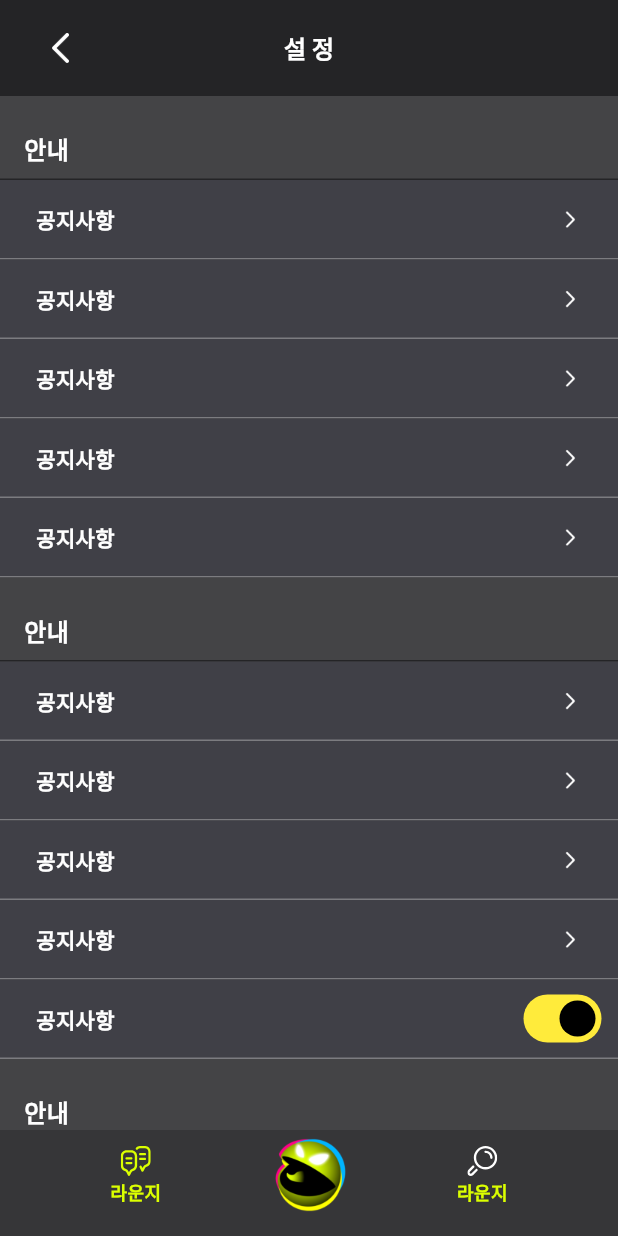
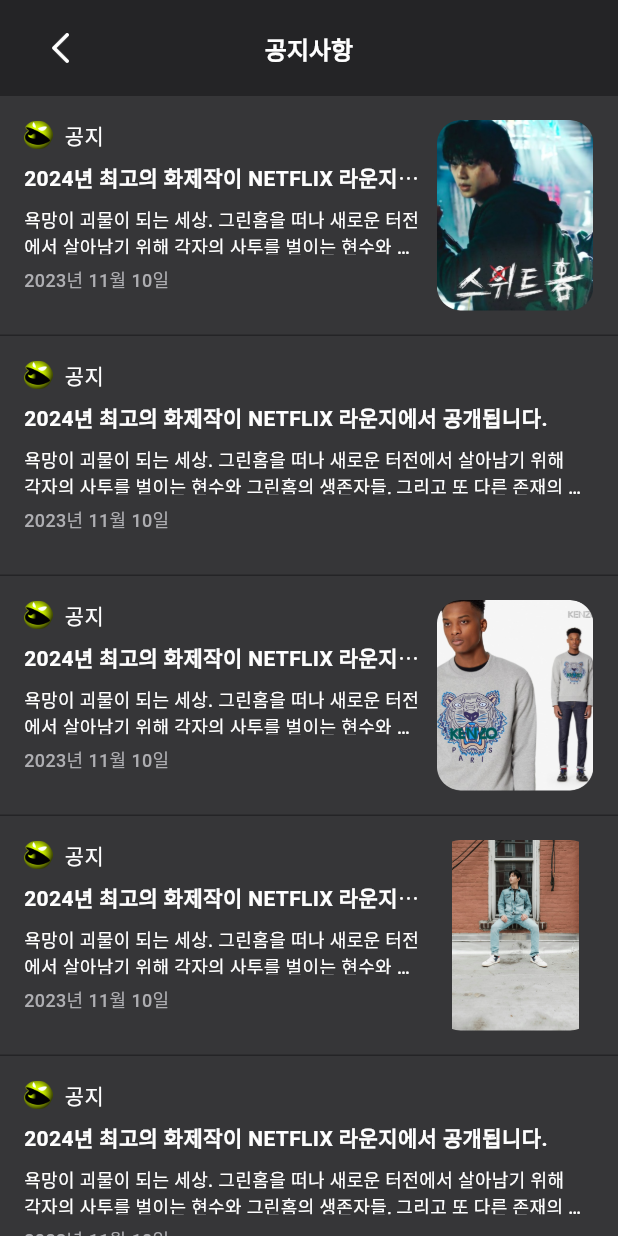
Before and after one commit to Faysel-Abdella/Flutter-App-Development, a Flutter app: the screen it shows after launch, on a phone screen of 412 x 824 dp. Run offline on Flutter 3.47's test engine with Material 3 defaults, Android fonts, the phone set to English and light mode, and no system bars; our stand-ins replace flutter_chat_types, flutter_otp_text_field, flutter_svg, image_picker; missing offline and left inert: flutter_link_previewer, radio_group_v2; project files that could hold a hidden picture were left out.

Commit message:
Deploy notice screen

```diff
--- /dev/null
+++ b/lib/components/app_bar.dart
@@ -0,0 +1,43 @@
+import 'package:flutter/material.dart';
+
+class CustomAppBar extends StatelessWidget implements PreferredSizeWidget {
+  final String text;
+
+  const CustomAppBar({
+    Key? key,
+    required this.text,
+  }) : super(key: key);
+
+  @override
+  Size get preferredSize => Size.fromHeight(64);
+
+  @override
+  Widget build(BuildContext context) {
+    return AppBar(
+      backgroundColor: const Color(0xFF242426),
+      automaticallyImplyLeading: false,
+      elevation: 0,
+      toolbarHeight: 64,
+      centerTitle: true,
+      title: Text(
+        text,
+        style: TextStyle(
+          fontSize: 16,
+          fontWeight: FontWeight.w700,
+          color: Colors.white,
+          height: 1.28,
+        ),
+      ),
+      leading: Container(
+        margin: const EdgeInsets.only(left: 8),
+        padding: const EdgeInsets.only(left: 18),
+        child: GestureDetector(
+          onTap: () {
+            Navigator.of(context).pop();
+          },
+          child: Image.asset("images/back_arrow.png"),
+        ),
+      ),
+    );
+  }
+}
--- /dev/null
+++ b/lib/components/profile_notice.dart
@@ -0,0 +1,112 @@
+import 'package:flutter/material.dart';
+
+class ProfileNoticeItem extends StatelessWidget {
+  final String notification;
+  final String title;
+  final String description;
+  final String date;
+  final bool isThereImage;
+  final String? imageURL;
+
+  const ProfileNoticeItem(
+      {super.key,
+      required this.notification,
+      required this.title,
+      required this.description,
+      required this.date,
+      required this.isThereImage,
+      this.imageURL});
+
+  @override
+  Widget build(BuildContext context) {
+    return Container(
+      decoration: BoxDecoration(
+          border: Border(bottom: BorderSide(color: Color(0xFF242426)))),
+      height: 160,
+      padding: EdgeInsets.all(16),
+      child: Row(
+        crossAxisAlignment: CrossAxisAlignment.center,
+        children: [
+          Expanded(
+            child: Column(
+              mainAxisAlignment: MainAxisAlignment.start,
+              crossAxisAlignment: CrossAxisAlignment.start,
+              children: [
+                Row(
+                  children: [
+                    Image.asset(
+                      "images/small_gap_icon.png",
+                      width: 19,
+                      height: 19,
+                    ),
+                    SizedBox(width: 8),
+                    Text(
+                      notification,
+                      style: TextStyle(
+                        fontSize: 14,
+                        fontWeight: FontWeight.w500,
+                        color: Colors.white,
+                      ),
+                    ),
+                  ],
+                ),
+                SizedBox(height: 8),
+                Flexible(
+                  child: Text(
+                    title,
+                    style: TextStyle(
+                      fontSize: 14,
+                      fontWeight: FontWeight.w700,
+                      color: Colors.white,
+                    ),
+                    overflow: TextOverflow.ellipsis,
+                    maxLines: 1,
+                  ),
+                ),
+                SizedBox(height: 8),
+                Flexible(
+                  child: Text(
+                    description,
+                    style: TextStyle(
+                      fontSize: 12,
+                      fontWeight: FontWeight.w500,
+                      color: Colors.white,
+                    ),
+                    overflow: TextOverflow.ellipsis,
+                    maxLines: 2,
+                  ),
+                ),
+                SizedBox(height: 8),
+                Text(
+                  date,
+                  style: TextStyle(
+                    fontSize: 12,
+                    fontWeight: FontWeight.w500,
+                    color: Color(0xFFAEAEB2),
+                  ),
+                ),
+              ],
+            ),
+          ),
+          SizedBox(width: 8),
+          isThereImage
+              ? Container(
+                  decoration:
+                      BoxDecoration(borderRadius: BorderRadius.circular(16)),
+                  child: ClipRRect(
+                    borderRadius: BorderRadius.circular(16.0),
+                    child: Image.asset(
+                      imageURL!,
+                      width: 105,
+                      height: 128,
+                    ),
+                  ),
+                )
+              : SizedBox(
+                  height: 0,
+                )
+        ],
+      ),
+    );
+  }
+}
--- a/lib/main.dart
+++ b/lib/main.dart
@@ -9,6 +9,7 @@ import 'package:flutter_app_gap/screens/join/login_process/login.dart';
 import 'package:flutter_app_gap/screens/join/login_process/otp_certified_page.dart';
 import 'package:flutter_app_gap/screens/join/register_profile/lounge_select.dart';
 import 'package:flutter_app_gap/screens/join/register_profile/name_register.dart';
+import 'package:flutter_app_gap/screens/profile_setting/profile_notice.dart';
 import 'package:flutter_app_gap/screens/profile_setting/setting_home.dart';
 
 void main() {
@@ -28,7 +29,7 @@ class MyApp extends StatelessWidget {
         colorScheme: ColorScheme.fromSeed(seedColor: Colors.deepPurple),
         useMaterial3: true,
       ),
-      home: const SettingHome(),
+      home: const ProfileNotice(),
     );
   }
 }
--- /dev/null
+++ b/lib/screens/profile_setting/profile_notice.dart
@@ -0,0 +1,78 @@
+import 'package:flutter/material.dart';
+import 'package:flutter_app_gap/components/app_bar.dart';
+import 'package:flutter_app_gap/components/profile_notice.dart';
+
+class ProfileNotice extends StatefulWidget {
+  const ProfileNotice({Key? key});
+
+  @override
+  State<ProfileNotice> createState() => _ProfileNoticeState();
+}
+
+class _ProfileNoticeState extends State<ProfileNotice> {
+  @override
+  Widget build(BuildContext context) {
+    return Scaffold(
+      backgroundColor: const Color(0xFF363638),
+      appBar: CustomAppBar(text: "공지사항"),
+      body: SingleChildScrollView(
+        child: Column(
+          children: [
+            ProfileNoticeItem(
+              notification: "공지",
+              title: "2024년 최고의 화제작이 NETFLIX 라운지에서 공개됩니다.",
+              description:
+                  "욕망이 괴물이 되는 세상. 그린홈을 떠나 새로운 터전에서 살아남기 위해 각자의 사투를 벌이는 현수와 그린홈의 생존자들, 그리고 또 다른 존재의 등장과 알 수 없는 미스터리한 현상들까지. 새로운 욕망과 사건, 사투를 그린 넷플릭스 시리즈",
+              date: "2023년 11월 10일",
+              isThereImage: true,
+              imageURL: "images/notice_image_one.png",
+            ),
+            ProfileNoticeItem(
+              notification: "공지",
+              title: "2024년 최고의 화제작이 NETFLIX 라운지에서 공개됩니다.",
+              description:
+                  "욕망이 괴물이 되는 세상. 그린홈을 떠나 새로운 터전에서 살아남기 위해 각자의 사투를 벌이는 현수와 그린홈의 생존자들, 그리고 또 다른 존재의 등장과 알 수 없는 미스터리한 현상들까지. 새로운 욕망과 사건, 사투를 그린 넷플릭스 시리즈",
+              date: "2023년 11월 10일",
+              isThereImage: false,
+            ),
+            ProfileNoticeItem(
+              notification: "공지",
+              title: "2024년 최고의 화제작이 NETFLIX 라운지에서 공개됩니다.",
+              description:
+                  "욕망이 괴물이 되는 세상. 그린홈을 떠나 새로운 터전에서 살아남기 위해 각자의 사투를 벌이는 현수와 그린홈의 생존자들, 그리고 또 다른 존재의 등장과 알 수 없는 미스터리한 현상들까지. 새로운 욕망과 사건, 사투를 그린 넷플릭스 시리즈",
+              date: "2023년 11월 10일",
+              isThereImage: true,
+              imageURL: "images/notice_image_two.png",
+            ),
+            ProfileNoticeItem(
+              notification: "공지",
+              title: "2024년 최고의 화제작이 NETFLIX 라운지에서 공개됩니다.",
+              description:
+                  "욕망이 괴물이 되는 세상. 그린홈을 떠나 새로운 터전에서 살아남기 위해 각자의 사투를 벌이는 현수와 그린홈의 생존자들, 그리고 또 다른 존재의 등장과 알 수 없는 미스터리한 현상들까지. 새로운 욕망과 사건, 사투를 그린 넷플릭스 시리즈",
+              date: "2023년 11월 10일",
+              isThereImage: true,
+              imageURL: "images/notice_image_three.jpeg",
+            ),
+            ProfileNoticeItem(
+              notification: "공지",
+              title: "2024년 최고의 화제작이 NETFLIX 라운지에서 공개됩니다.",
+              description:
+                  "욕망이 괴물이 되는 세상. 그린홈을 떠나 새로운 터전에서 살아남기 위해 각자의 사투를 벌이는 현수와 그린홈의 생존자들, 그리고 또 다른 존재의 등장과 알 수 없는 미스터리한 현상들까지. 새로운 욕망과 사건, 사투를 그린 넷플릭스 시리즈",
+              date: "2023년 11월 10일",
+              isThereImage: false,
+            ),
+            ProfileNoticeItem(
+              notification: "공지",
+              title: "2024년 최고의 화제작이 NETFLIX 라운지에서 공개됩니다.",
+              description:
+                  "욕망이 괴물이 되는 세상. 그린홈을 떠나 새로운 터전에서 살아남기 위해 각자의 사투를 벌이는 현수와 그린홈의 생존자들, 그리고 또 다른 존재의 등장과 알 수 없는 미스터리한 현상들까지. 새로운 욕망과 사건, 사투를 그린 넷플릭스 시리즈",
+              date: "2023년 11월 10일",
+              isThereImage: true,
+              imageURL: "images/notice_image_one.png",
+            ),
+          ],
+        ),
+      ),
+    );
+  }
+}
--- a/lib/screens/profile_setting/setting_home.dart
+++ b/lib/screens/profile_setting/setting_home.dart
@@ -1,4 +1,5 @@
 import 'package:flutter/material.dart';
+import 'package:flutter_app_gap/components/app_bar.dart';
 import 'package:flutter_app_gap/components/setting_item.dart';
 import 'package:flutter_app_gap/components/setting_item_header.dart';
 import 'package:flutter_svg/flutter_svg.dart';
@@ -16,31 +17,7 @@ class _SettingHomeState extends State<SettingHome> {
   Widget build(BuildContext context) {
     return Scaffold(
       backgroundColor: const Color(0xFF363638),
-      appBar: AppBar(
-        backgroundColor: const Color(0xFF242426),
-        automaticallyImplyLeading: false,
-        elevation: 0,
-        toolbarHeight: 64,
-        centerTitle: true,
-        title: const Text(
-          "설 정",
-          style: TextStyle(
-            fontSize: 16,
-            fontWeight: FontWeight.w700,
-            color: Colors.white,
-            height: 20.5,
-          ),
-        ),
-        leading: Container(
-          margin: const EdgeInsets.only(left: 8),
-          padding: EdgeInsets.only(left: 18),
-          child: GestureDetector(
-              onTap: () {
-                Navigator.of(context).pop();
-              },
-              child: Image.asset("images/back_arrow.png")),
-        ),
-      ),
+      appBar: CustomAppBar(text: "설 정"),
       body: Column(
         children: [
           Expanded(
```
Also changed, not shown: images/notice_image_one.png (added), images/notice_image_three.jpeg (added), images/notice_image_three.jpg (added), images/notice_image_two.png (added), images/small_gap_icon.png (added).
